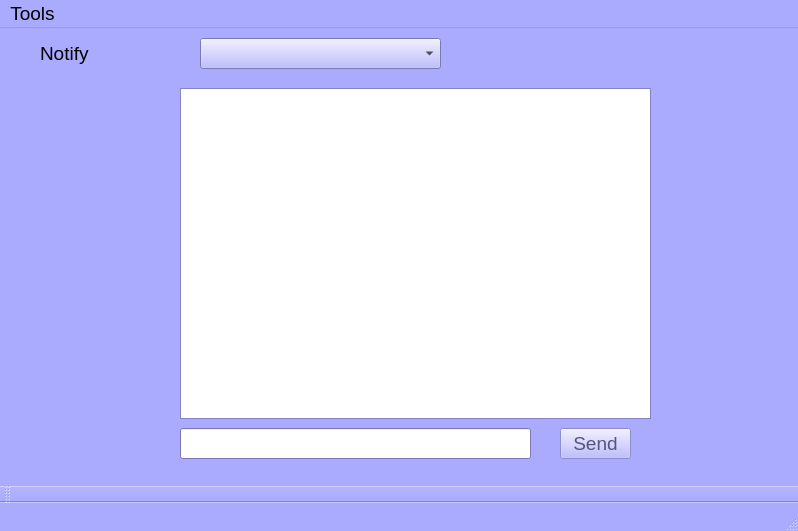
The window that mainwindow.ui (lozal71/shag_chat_client) describes before a commit, drawn with Qt 5.
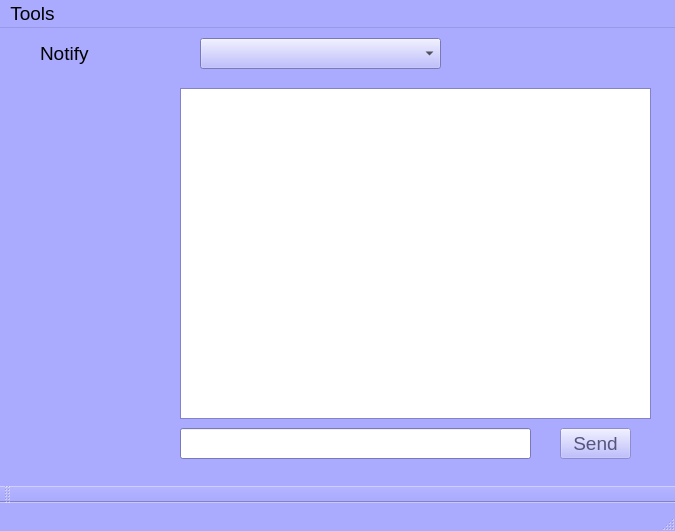
The same window after the commit.

What changed in the file:
```diff
--- a/mainwindow.ui
+++ b/mainwindow.ui
@@ -9,7 +9,7 @@
    <rect>
     <x>0</x>
     <y>0</y>
-    <width>798</width>
+    <width>675</width>
     <height>531</height>
    </rect>
   </property>
@@ -554,7 +554,7 @@
     <rect>
      <x>0</x>
      <y>0</y>
-     <width>798</width>
+     <width>675</width>
      <height>30</height>
     </rect>
    </property>
```
Left out of the diff: 11 changed lines with no effect on the pictures.
